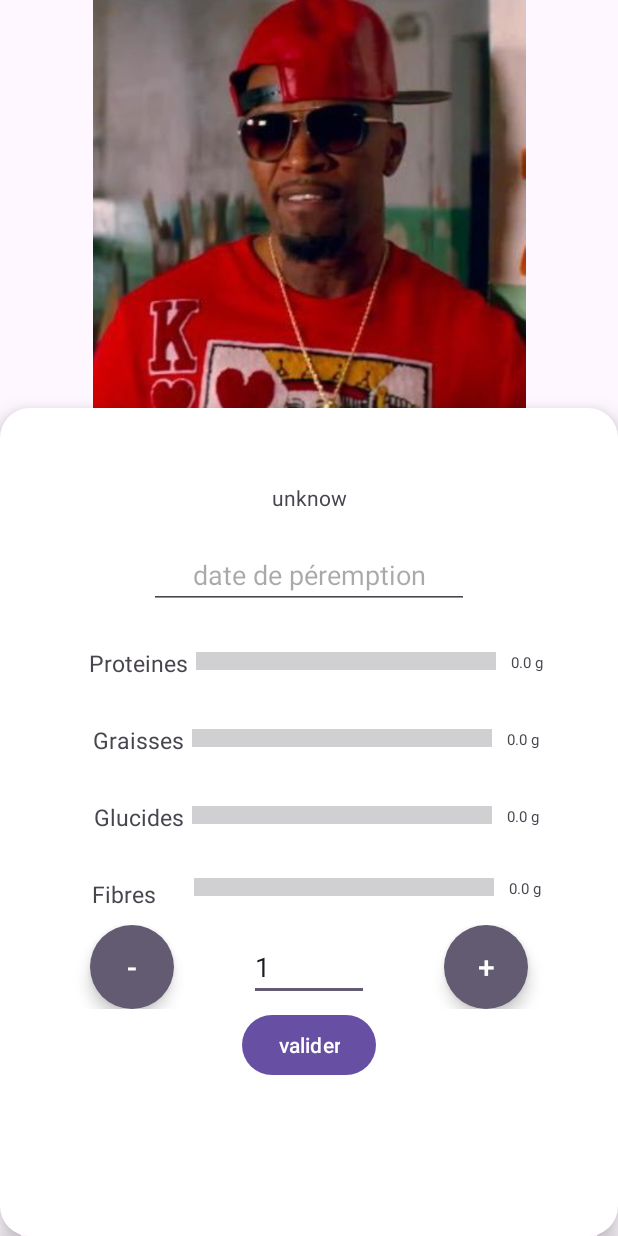
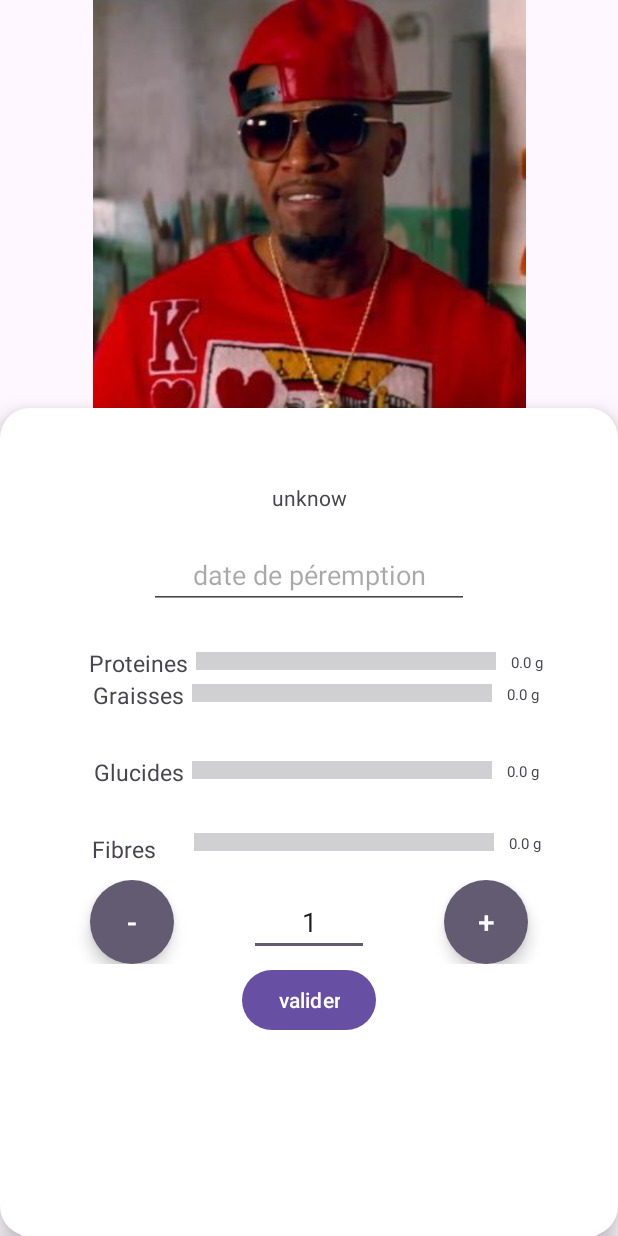
Before and after one commit to MaelChanon/My-fridge, an Android app: the Aliment screen opened directly, with no data from a screen before it, on a phone screen of 412 x 824 dp. Run offline under Robolectric (Android 15) with nearby library versions, the phone set to English and light mode, and no system bars; our stand-ins replace Firebase (no records; nobody signed in at launch, a user with empty details on screens opened directly), Picasso; pictures from the network do not load; 8 statements that could not run were skipped.

Commit message:
changements minimes

```diff
--- a/app/src/main/res/layout/aliment.xml
+++ b/app/src/main/res/layout/aliment.xml
@@ -68,46 +68,13 @@
             android:layout_width="match_parent"
             android:layout_height="wrap_content"
             android:layout_marginTop="25dp"
+            android:gravity="center"
             android:orientation="vertical">
-            <LinearLayout
-                android:layout_width="match_parent"
-                android:layout_height="wrap_content"
-                android:layout_gravity="center_horizontal"
-                android:gravity="center"
-                android:layout_marginBottom="30dp">
-                <TextView
-                    android:paddingTop="0dp"
-                    android:layout_marginLeft="10dp"
-                    android:textSize="15sp"
-                    android:layout_width="wrap_content"
-                    android:layout_height="wrap_content"
-                    android:text="@string/proteines"
-                    android:layout_marginRight="5dp"
-                    android:color="#FFFF"/>
-                <LinearLayout
-                    android:layout_width="wrap_content"
-                    android:layout_height="wrap_content">
-                    <ProgressBar
-                        android:id="@+id/proteinesBar"
-                        android:layout_width="200dp"
-                        android:layout_height="match_parent"
-                        android:scaleY="3"
-                        android:progress="50"
-                        android:progressTint ="#FF0000"
-                        style="?android:attr/progressBarStyleHorizontal"
-                        >
-                    </ProgressBar>
-                    <TextView
-                        android:id="@+id/proteinesText"
-                        android:paddingTop="0dp"
-                        android:layout_marginLeft="10dp"
-                        android:textSize="10sp"
-                        android:layout_width="wrap_content"
-                        android:layout_height="wrap_content"
-                        android:text="100 g "
-                        android:color="#FFFF"/>
-                </LinearLayout>
-e            </LinearLayout>
+            <include
+                layout="@layout/progress_bar_componant"
+                android:id="@+id/nom_du_composant"
+                android:layout_width="wrap_content"
+                android:layout_height="wrap_content" />
 
 
 
@@ -135,7 +102,7 @@ e            </LinearLayout>
                         android:layout_height="match_parent"
                         android:scaleY="3"
                         android:progress="70"
-                        android:progressTint ="#FF0000"
+                        android:progressTint ="@color/fat_color"
                         style="?android:attr/progressBarStyleHorizontal"
                         >
                     </ProgressBar>
@@ -179,7 +146,7 @@ e            </LinearLayout>
                         android:layout_height="match_parent"
                         android:scaleY="3"
                         android:progress="50"
-                        android:progressTint ="#FF0000"
+                        android:progressTint ="@color/glucide_color"
                         style="?android:attr/progressBarStyleHorizontal"
                         >
                     </ProgressBar>
@@ -222,7 +189,7 @@ e            </LinearLayout>
                         android:scaleY="3"
                         android:progress="30"
 
-                        android:progressTint ="#FF0000"
+                        android:progressTint ="@color/fiber_color"
                         style="?android:attr/progressBarStyleHorizontal"
                         >
                     </ProgressBar>
@@ -258,7 +225,7 @@ e            </LinearLayout>
                 android:layout_height="wrap_content"
                 android:ems="10"
                 android:hint="@string/quantit"
-                android:layout_gravity="center"
+                android:gravity="center"
                 android:inputType="number"
                 android:layout_marginLeft="50dp"
                 android:layout_marginRight="50dp"/>
--- a/app/src/main/res/layout/fragment_home.xml
+++ b/app/src/main/res/layout/fragment_home.xml
@@ -35,6 +35,7 @@
                 android:layout_width="wrap_content"
                 android:layout_height="wrap_content"
                 android:layout_marginStart="8dp"
+                app:backgroundTint="@color/dark_blue"
                 android:layout_marginEnd="8dp"
                 android:layout_marginBottom="56dp"
                 android:background="@drawable/my_button"
@@ -75,6 +76,7 @@
                 android:paddingStart="10dp"
                 android:paddingTop="15dp"
                 android:paddingEnd="10dp"
+                app:backgroundTint="@color/dark_blue"
                 android:paddingBottom="15dp"
                 android:text="@string/scanner_un_code_barre"
                 android:textAllCaps="false"
--- a/app/src/main/res/layout/fragment_home_land.xml
+++ b/app/src/main/res/layout/fragment_home_land.xml
@@ -44,6 +44,7 @@
                         android:inputType="numberDecimal" />
 
                     <Button
+                        android:id="@+id/search_button"
                         android:layout_width="wrap_content"
                         android:layout_height="wrap_content"
                         android:layout_marginStart="8dp"
@@ -59,7 +60,7 @@
                         android:textAllCaps="false"
                         android:textColor="@color/white"
                         android:textSize="17sp"
-                        android:color="@color/light_blue"
+                        app:backgroundTint="@color/dark_blue"
                         app:layout_constraintBottom_toBottomOf="parent"
                         app:layout_constraintEnd_toEndOf="parent"
                         app:layout_constraintStart_toStartOf="parent" />
@@ -82,6 +83,7 @@
                     android:textColor="@color/white"
                     android:textSize="17sp"
                     android:color="@color/light_blue"
+                    app:backgroundTint="@color/dark_blue"
                     app:layout_constraintBottom_toBottomOf="parent"
                     app:layout_constraintEnd_toEndOf="parent"
                     app:layout_constraintStart_toStartOf="parent" />
--- /dev/null
+++ b/app/src/main/res/layout/progress_bar_componant.xml
@@ -0,0 +1,46 @@
+<?xml version="1.0" encoding="utf-8"?>
+<androidx.constraintlayout.widget.ConstraintLayout xmlns:android="http://schemas.android.com/apk/res/android"
+    xmlns:tools="http://schemas.android.com/tools"
+    android:layout_width="wrap_content"
+    android:layout_height="wrap_content">
+    <LinearLayout
+        android:layout_width="match_parent"
+        android:layout_height="wrap_content"
+        android:layout_gravity="center_horizontal"
+        android:gravity="center"
+        android:layout_marginBottom="30dp"
+        tools:ignore="MissingConstraints">
+        <TextView
+            android:paddingTop="0dp"
+            android:layout_marginLeft="10dp"
+            android:textSize="15sp"
+            android:layout_width="wrap_content"
+            android:layout_height="wrap_content"
+            android:text="@string/proteines"
+            android:layout_marginRight="5dp"
+            android:color="#FFFF"/>
+        <LinearLayout
+            android:layout_width="wrap_content"
+            android:layout_height="wrap_content">
+            <ProgressBar
+                android:id="@+id/proteinesBar"
+                android:layout_width="200dp"
+                android:layout_height="match_parent"
+                android:scaleY="3"
+                android:progress="50"
+                android:progressTint ="@color/proteines_color"
+                style="?android:attr/progressBarStyleHorizontal"
+                >
+            </ProgressBar>
+            <TextView
+                android:id="@+id/proteinesText"
+                android:paddingTop="0dp"
+                android:layout_marginLeft="10dp"
+                android:textSize="10sp"
+                android:layout_width="wrap_content"
+                android:layout_height="wrap_content"
+                android:text="100 g "
+                android:color="#FFFF"/>
+        </LinearLayout>
+    </LinearLayout>
+</androidx.constraintlayout.widget.ConstraintLayout>
--- a/app/src/main/res/values/colors.xml
+++ b/app/src/main/res/values/colors.xml
@@ -3,4 +3,9 @@
     <color name="black">#FF000000</color>
     <color name="white">#FFFFFFFF</color>
     <color name="light_blue">#0671EF</color>
+    <color name="proteines_color">#3D8E40</color>
+    <color name="glucide_color">#9583B5</color>
+    <color name="fat_color">#D5548C</color>
+    <color name="fiber_color">#EDD015</color>
+    <color name="dark_blue">#07366E</color>
 </resources>
```
